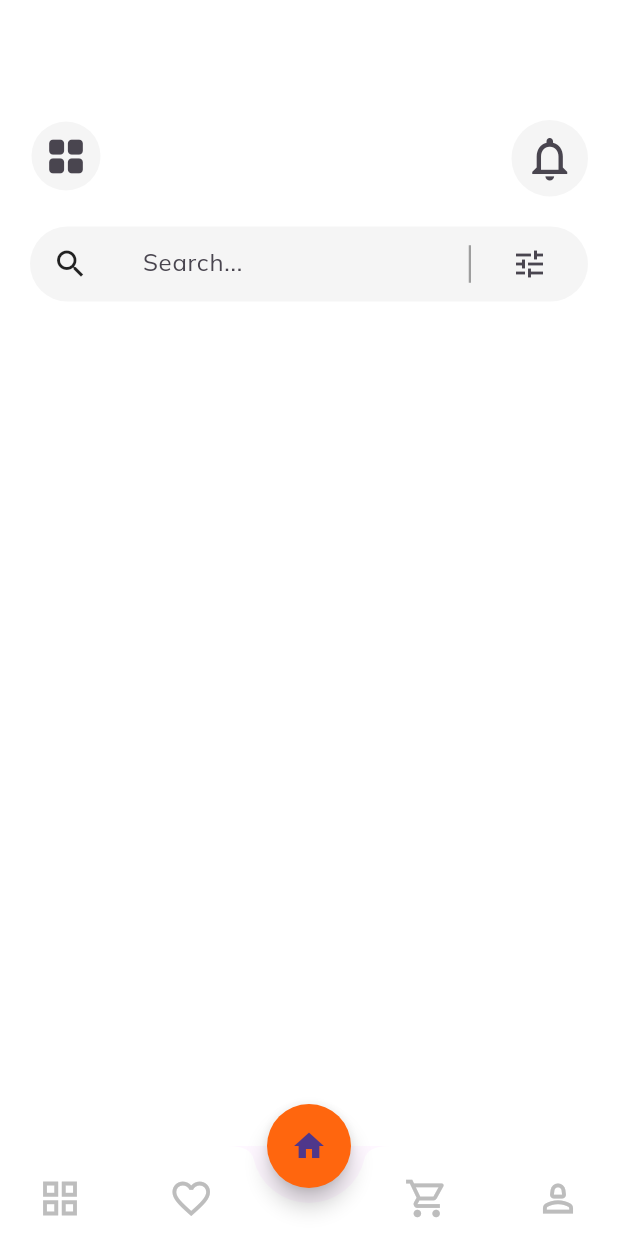
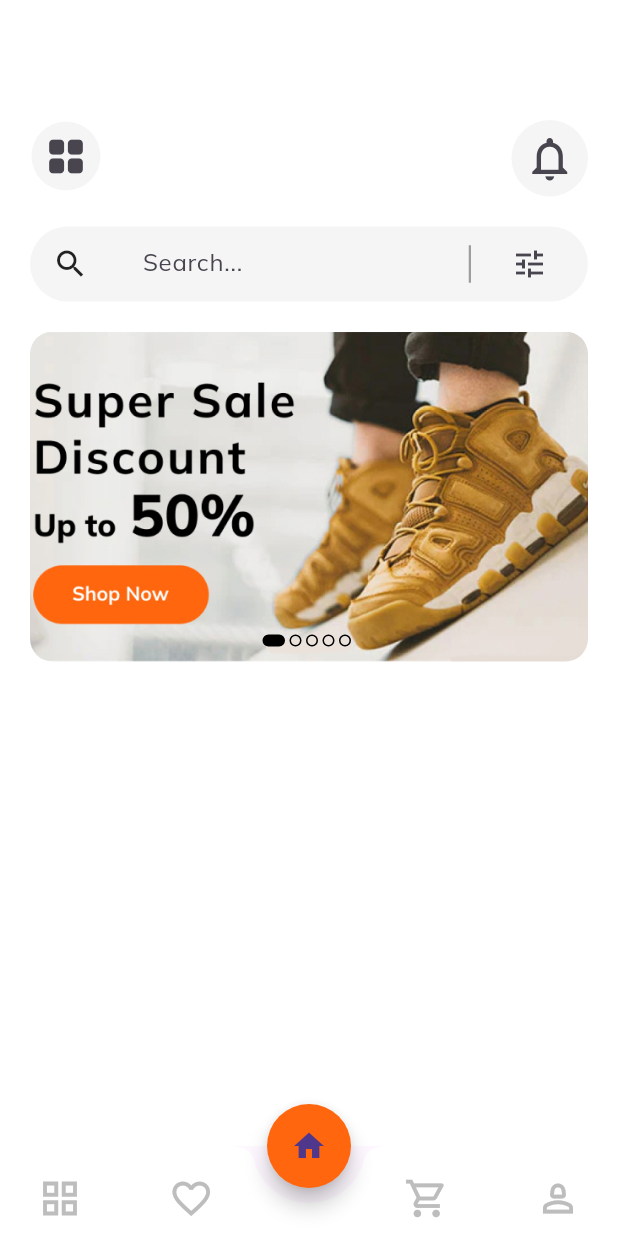
Before and after one commit to BakhtiarAhmed41/Ecommerce-App-Using-Provider, a Flutter app: the screen it shows after launch, on a phone screen of 412 x 824 dp. Run offline on Flutter 3.47's test engine with Material 3 defaults, Android fonts, the phone set to English and light mode, and no system bars; our stand-ins replace google_fonts.

Commit message:
added image slider to homepage

```diff
--- a/lib/Screens/Home/Widgets/image_slider.dart
+++ b/lib/Screens/Home/Widgets/image_slider.dart
@@ -0,0 +1,76 @@
+import 'package:flutter/material.dart';
+
+class ImageSlider extends StatelessWidget {
+  final Function(int) onChange;
+  final int currentSlide;
+
+  const ImageSlider(
+      {super.key, required this.currentSlide, required this.onChange});
+
+  @override
+  Widget build(BuildContext context) {
+    return Stack(children: [
+      SizedBox(
+        height: 220,
+        width: double.infinity,
+        child: ClipRRect(
+          borderRadius: BorderRadius.circular(15),
+          child: PageView(
+            scrollDirection: Axis.horizontal,
+            allowImplicitScrolling: true,
+            onPageChanged: onChange,
+            physics: const ClampingScrollPhysics(),
+            children: [
+              Image.asset(
+                "assets/images/slider1.jpg",
+                fit: BoxFit.cover,
+              ),
+              Image.asset(
+                "assets/images/slider3.jpg",
+                fit: BoxFit.cover,
+              ),
+              Image.asset(
+                "assets/images/slider2.png",
+                fit: BoxFit.cover,
+              ),
+              Image.asset(
+                "assets/images/slider4.png",
+                fit: BoxFit.cover,
+              ),
+              Image.asset(
+                "assets/images/slider3.jpg",
+                fit: BoxFit.cover,
+              ),
+            ],
+          ),
+        ),
+      ),
+      Positioned.fill(
+        bottom: 10,
+        child: Align(
+          alignment: Alignment.bottomCenter,
+          child: Row(
+            mainAxisAlignment: MainAxisAlignment.center,
+            children: List.generate(
+              5,
+              (index) => AnimatedContainer(
+                duration: const Duration(microseconds: 300),
+                width: currentSlide == index ? 15 : 8,
+                height: 8,
+                margin: const EdgeInsets.only(right: 3),
+                decoration: BoxDecoration(
+                    borderRadius: BorderRadius.circular(10),
+                    color: currentSlide == index
+                        ? Colors.black
+                        : Colors.transparent,
+                    border: Border.all(
+                      color: Colors.black,
+                    )), // Border.all // Box Decoration
+              ), // AnimatedContainer
+            ),
+          ),
+        ), // List.generate
+      )
+    ]);
+  }
+}
--- a/lib/Screens/Home/home.dart
+++ b/lib/Screens/Home/home.dart
@@ -1,9 +1,16 @@
+import 'package:ecommerce_app/Screens/Home/Widgets/image_slider.dart';
 import 'package:ecommerce_app/constants.dart';
 import 'package:flutter/material.dart';
 
-class Home extends StatelessWidget {
+class Home extends StatefulWidget {
   const Home({super.key});
 
+  @override
+  State<Home> createState() => _HomeState();
+}
+
+class _HomeState extends State<Home> {
+    int currentSLide = 0;
   @override
   Widget build(BuildContext context) {
     return Scaffold(
@@ -50,7 +57,9 @@ class Home extends StatelessWidget {
                 ),
                 child: Row(
                   children: [
-                  const SizedBox(width: 15,),
+                    const SizedBox(
+                      width: 15,
+                    ),
                     const Icon(Icons.search_outlined),
                     const SizedBox(
                       width: 20,
@@ -63,8 +72,7 @@ class Home extends StatelessWidget {
                             hintText: "Search...",
                             border: OutlineInputBorder(
                               borderSide: BorderSide.none,
-                        )
-                    ),
+                            )),
                       ),
                     ),
                     const SizedBox(
@@ -74,16 +82,27 @@ class Home extends StatelessWidget {
                     Container(
                       height: 25,
                       width: 1.5,
-                  color: Colors.grey,),
+                      color: Colors.grey,
+                    ),
 
-                const SizedBox(width: 15,),
-                IconButton(onPressed: (){}, icon: const Icon(Icons.tune)),
-            const SizedBox(width: 15,),
+                    const SizedBox(
+                      width: 15,
+                    ),
+                    IconButton(onPressed: () {}, icon: const Icon(Icons.tune)),
+                    const SizedBox(
+                      width: 15,
+                    ),
                   ],
                 ),
-      )
+              ),
+              const SizedBox(height: 20,),
+               ImageSlider(currentSlide: currentSLide, onChange: (value){
+                 setState(() {
+                   currentSLide = value;
+                 });
+               } ,),
             ],
-    ),)
-    );
+          ),
+        ));
   }
 }
```
Also changed, not shown: assets/images/slider1.jpg (added), assets/images/slider2.png (added), assets/images/slider3.jpg (added), assets/images/slider4.png (added). Lines whose indentation alone changed are shown as unchanged.
